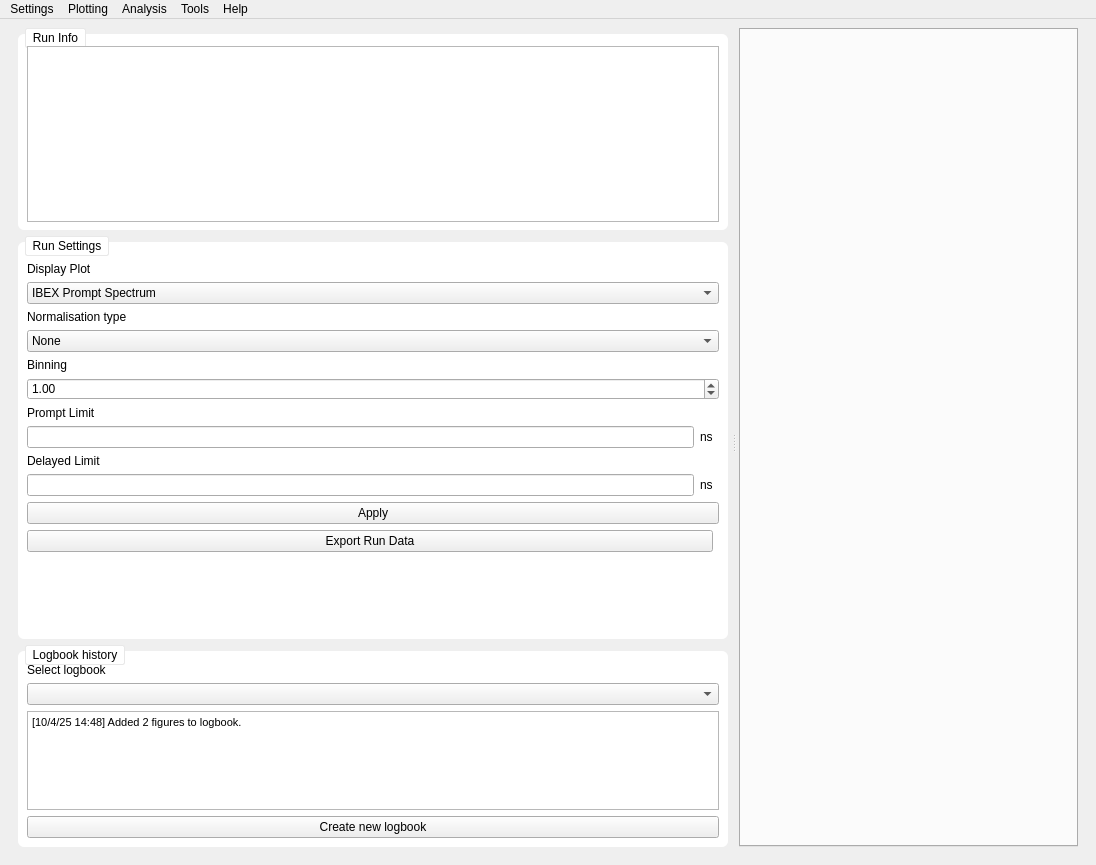
First picture: the form in src/EVA/gui/ui_files/workspace_nxs.ui, repository ISISMuon/EVA, before the edit.
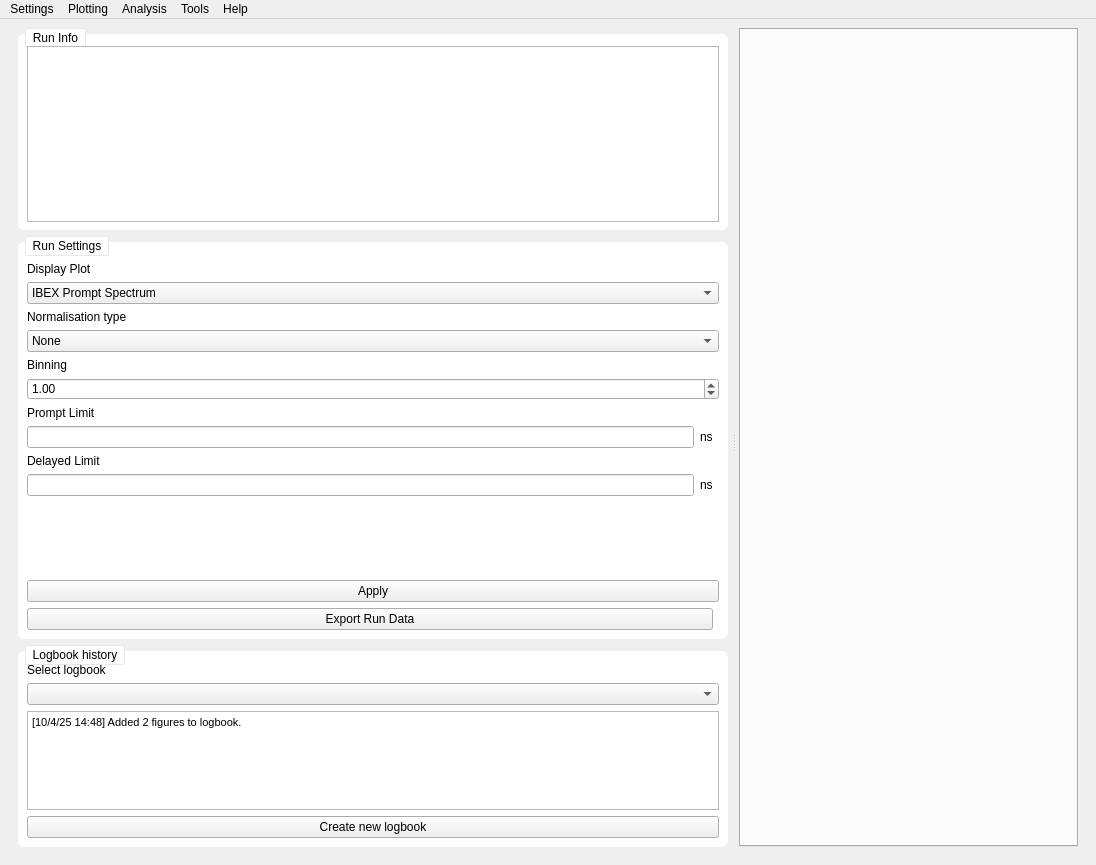
Second picture: the form after the edit.

```diff
--- a/src/EVA/gui/ui_files/workspace_nxs.ui
+++ b/src/EVA/gui/ui_files/workspace_nxs.ui
@@ -179,7 +179,7 @@
            <property name="bottomMargin">
             <number>9</number>
            </property>
-           <item row="16" column="2" colspan="3">
+           <item row="17" column="2" colspan="3">
             <widget class="QPushButton" name="apply_run_settings_button">
              <property name="text">
               <string>Apply</string>
@@ -296,7 +296,7 @@
              </property>
             </widget>
            </item>
-           <item row="18" column="2" colspan="2">
+           <item row="19" column="2" colspan="2">
             <widget class="QPushButton" name="export_run_data_button">
              <property name="text">
               <string>Export Run Data</string>
@@ -320,7 +320,7 @@
              </property>
             </widget>
            </item>
-           <item row="19" column="2">
+           <item row="16" column="2">
             <spacer name="verticalSpacer">
              <property name="orientation">
               <enum>Qt::Vertical</enum>
```
